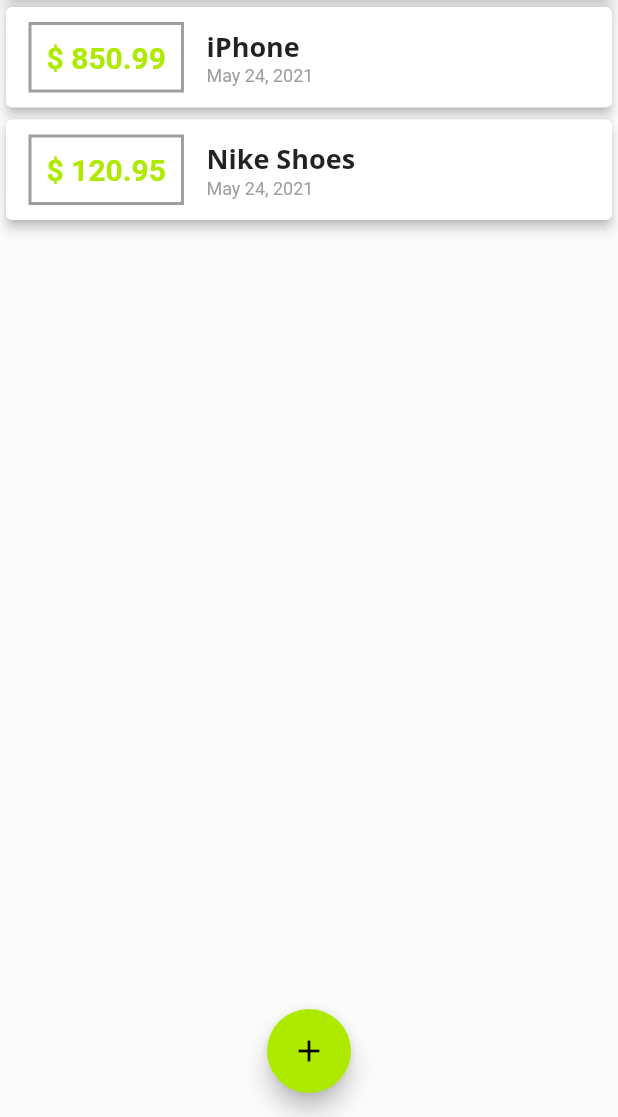
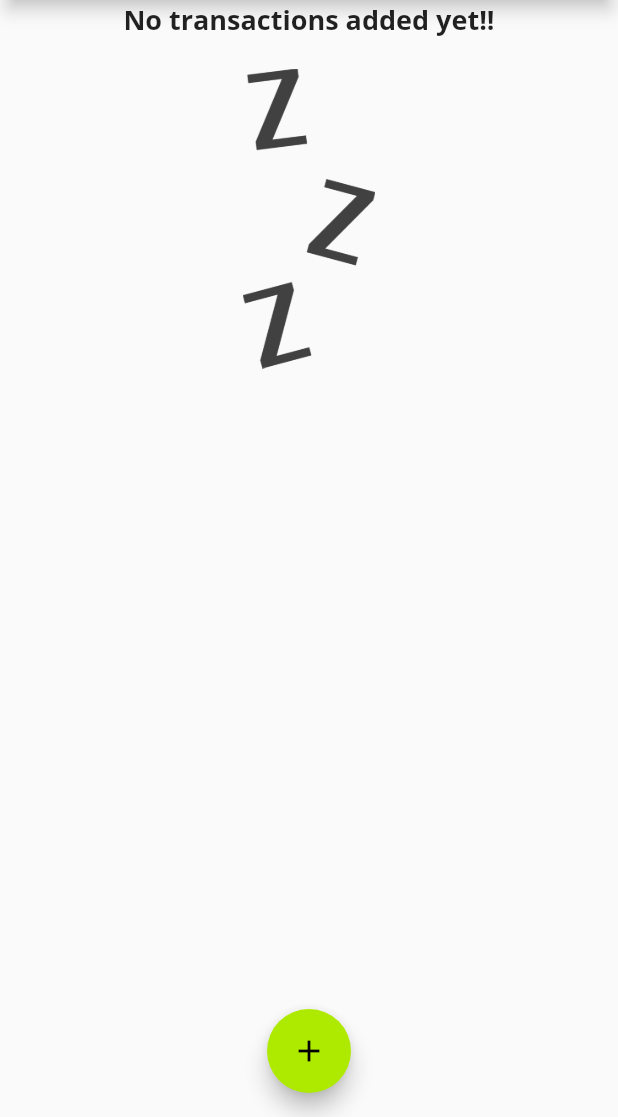
Before and after one commit to aaronparres/flutter-course, a Flutter app: the screen it shows after launch, on a phone screen of 412 x 824 dp, the part 119-1236 px from its top. Run offline on Flutter 3.47's test engine with Material 2 defaults, Android fonts, the phone set to English and light mode, and no system bars.

Commit message:
Image showed if not transactions available

```diff
--- a/lib/main.dart
+++ b/lib/main.dart
@@ -45,18 +45,18 @@ class MyHomePage extends StatefulWidget {
 
 class _MyHomePageState extends State<MyHomePage> {
   final List<Transaction> _transactions = [
-    Transaction(
-      id: 't1',
-      title: 'iPhone',
-      amount: 850.99,
-      date: DateTime.now(),
-    ),
-    Transaction(
-      id: 't2',
-      title: 'Nike Shoes',
-      amount: 120.95,
-      date: DateTime.now(),
-    ),
+    // Transaction(
+    //   id: 't1',
+    //   title: 'iPhone',
+    //   amount: 850.99,
+    //   date: DateTime.now(),
+    // ),
+    // Transaction(
+    //   id: 't2',
+    //   title: 'Nike Shoes',
+    //   amount: 120.95,
+    //   date: DateTime.now(),
+    // ),
   ];
 
   void _addNewTransaction(String txTitle, double txAmount) {
--- a/lib/widgets/new_transaction.dart
+++ b/lib/widgets/new_transaction.dart
@@ -50,7 +50,7 @@ class _NewTransactionState extends State<NewTransaction> {
               child: Text('Add Transaction'),
               onPressed: _submitData,
               style: TextButton.styleFrom(
-                primary: Theme.of(context).primaryColorDark,
+                primary: Theme.of(context).accentColor,
               ),
             )
           ],
--- a/lib/widgets/transaction_list.dart
+++ b/lib/widgets/transaction_list.dart
@@ -13,12 +13,31 @@ class TransactionList extends StatelessWidget {
   Widget build(BuildContext context) {
     return Container(
       height: 300,
-      child: ListView.builder(
-        itemBuilder: (ctx, index) => TransactionListItem(
-          item: userTransactions[index],
-        ),
-        itemCount: userTransactions.length,
-      ),
+      child: userTransactions.isEmpty
+          ? Column(
+              children: [
+                Text(
+                  'No transactions added yet!!',
+                  style: Theme.of(context).textTheme.headline6,
+                ),
+                SizedBox(
+                  height: 20,
+                ),
+                Container(
+                  height: 200,
+                  child: Image.asset(
+                    'assets/images/waiting.png',
+                    fit: BoxFit.cover,
+                  ),
+                ),
+              ],
+            )
+          : ListView.builder(
+              itemBuilder: (ctx, index) => TransactionListItem(
+                item: userTransactions[index],
+              ),
+              itemCount: userTransactions.length,
+            ),
     );
   }
 }
--- a/pubspec.yaml
+++ b/pubspec.yaml
@@ -44,8 +44,8 @@ flutter:
   uses-material-design: true
 
   # To add assets to your application, add an assets section, like this:
-  # assets:
-  #   - images/a_dot_burr.jpeg
+  assets:
+    - assets/images/waiting.png
   #   - images/a_dot_ham.jpeg
 
   # An image asset can refer to one or more resolution-specific "variants", see
```
Also changed, not shown: assets/images/waiting.png (added).
